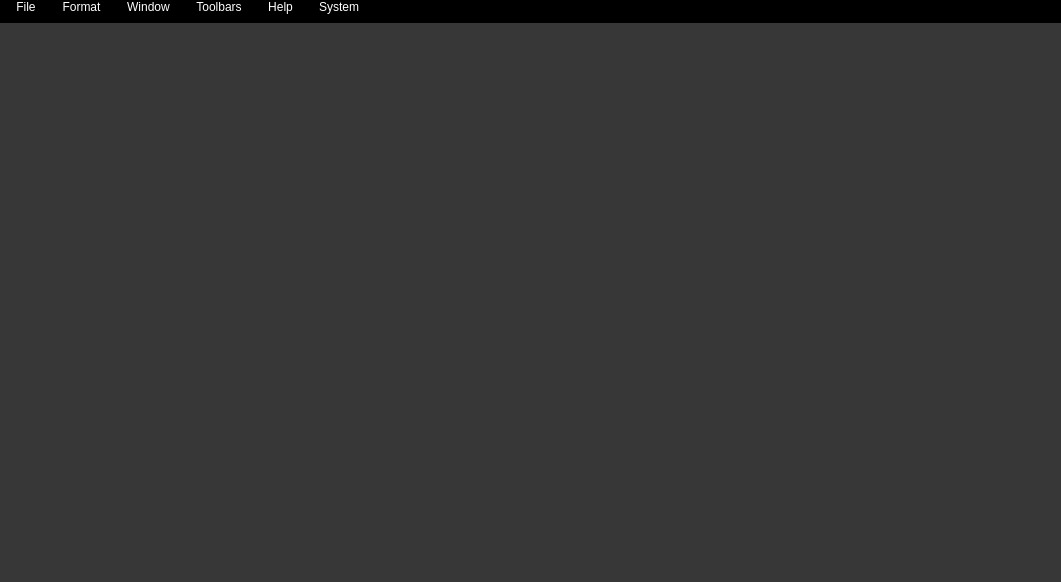
Before: the Qt Designer form mainwindow.ui in sme-gmbh/smepowercad, drawn with Qt 5.
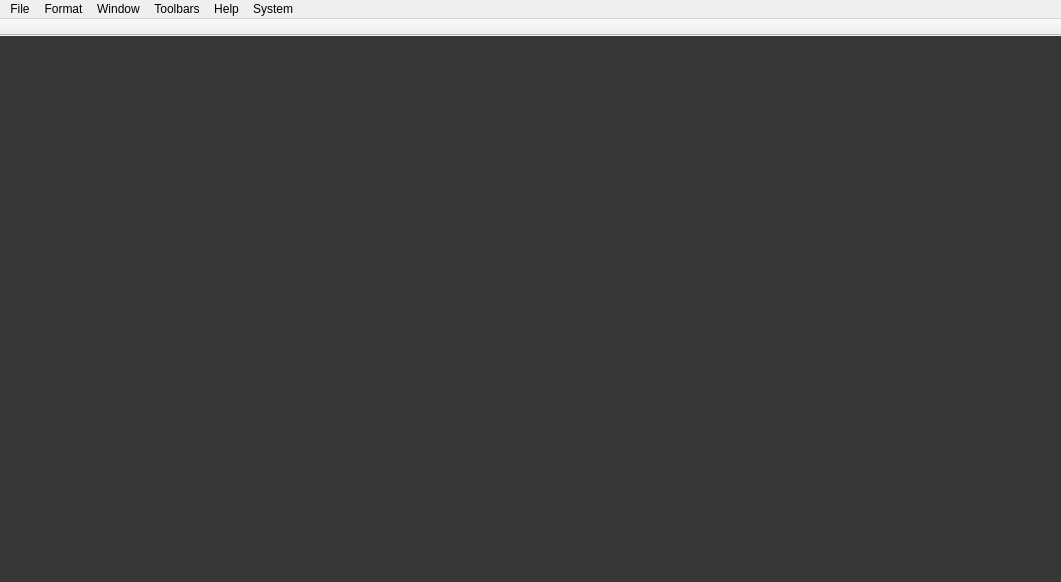
After: the same form once the commit is applied. Icons and pictures are not drawn.

Commit message: Changed & moved menu & toolbar styles

The edit to the form file:
```diff
--- a/mainwindow.ui
+++ b/mainwindow.ui
@@ -30,72 +30,6 @@
 	height: 2px;
 }
 
-QToolBar {
-	background: black;
-	border: 0;
-	spacing: 2px;
-}
-
-QToolBar::handle {
-	background-color: grey;
-}
-
-QMenuBar {
-	background-color: black;
-}
-
-QMenuBar::item {
-	spacing: 0px;
-	padding: 0px;
-	padding-left: 10px;
-	padding-right: 10px;
-	background: transparent;
-	color: white;
-}
-
-QMenuBar::item:selected {	/* this is also active if item is hovered */
-	background-color: rgb(110, 110, 95);
-	border-top-left-radius: 8px;
-	border-top-right-radius: 8px;
-}
-
-QMenuBar::item:pressed {		/* this is active iv menu is open */
-/*	background-color: rgb(19, 156, 39); */
-	background: transparent;
-	border: 2px solid rgb(100, 255, 100);
-	border-bottom: 0;
-}
-
-QMenu {
-	background-color: black;
-	color: white;
-	border-left: 3px solid rgb(100, 255, 100);
-	border-bottom: 3px solid rgb(100, 255, 100);
-	border-right: 0px;
-	border-top: 0px;
-	margin: -1px;
-}
-
-QMenu::separator {
-	height: 2px;
-	background: rgb(100, 255, 100);
-	margin-right: 15px;
-}
-
-QMenu::item {
-	padding: 2px 15px 2px 28px;
-	border: 0;
-}
-
-QMenu::item:selected {
-	background-color: rgb(19, 156, 39);
-}
-
-QMenu::icon {
-	margin-left: 7px;
-	margin-right: 5px;
-}
-
 QDockWidget {
 	background-color: rgb(55, 55, 55);
 	color: white;
@@ -394,7 +328,7 @@
      <x>0</x>
      <y>0</y>
      <width>1061</width>
-     <height>20</height>
+     <height>26</height>
     </rect>
    </property>
    <property name="nativeMenuBar">
```
The commit also changes 4 other files.
